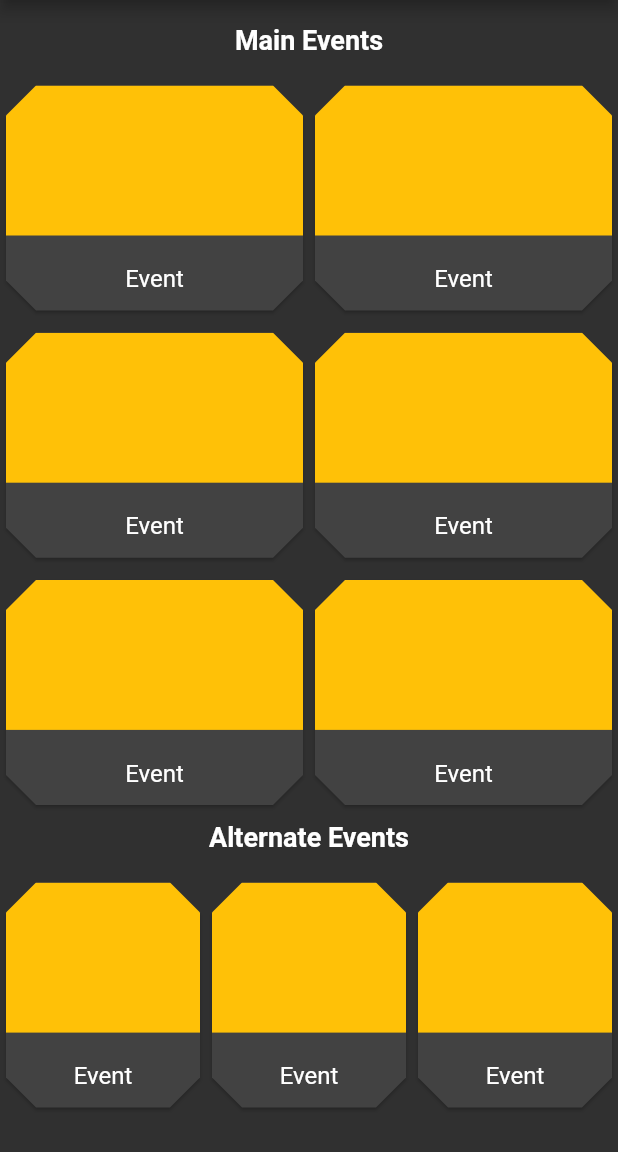
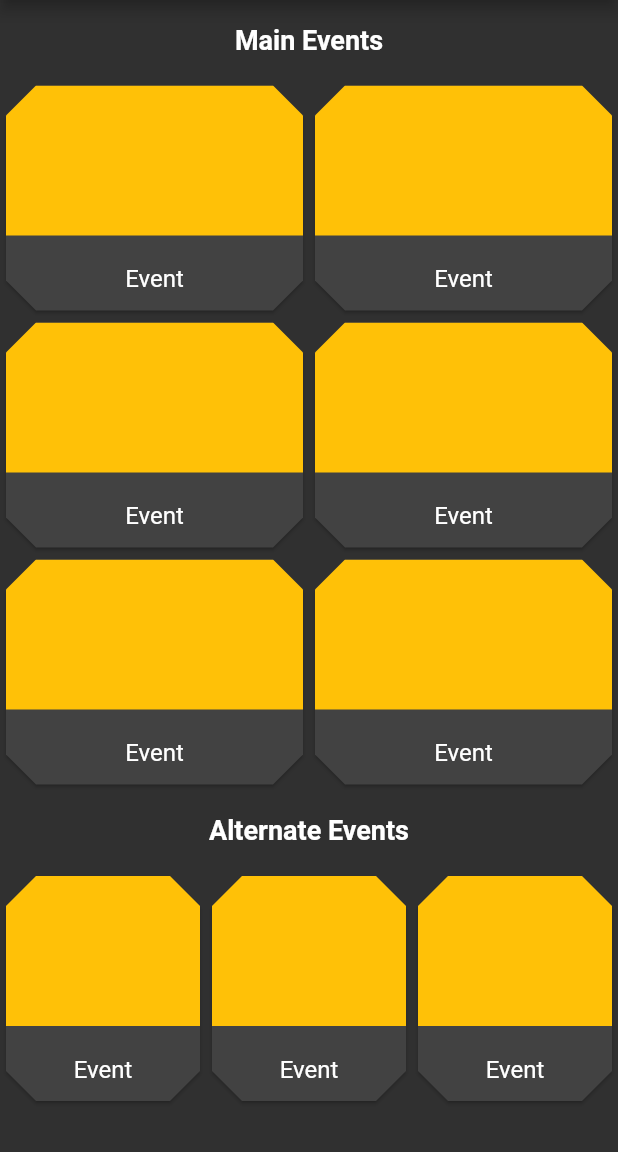
Before and after one commit to flores912/acft_flutter, a Flutter app: the screen it shows after launch, on a phone screen of 412 x 824 dp, the part 84-1236 px from its top. Run offline on Flutter 3.47's test engine with Material 2 defaults, Android fonts, the phone set to English and light mode, and no system bars; our stand-ins replace sizer.

Commit message:
-replaced gridview(TOO COMPLEX TO MAKE IT RESPONSIVE AND SIZING CORRECTLY) with columns and rows acft_events.dart

```diff
--- a/lib/acft_events.dart
+++ b/lib/acft_events.dart
@@ -28,41 +28,42 @@ class _AcftEventsPageState extends State<AcftEventsPage> {
                 style: TextStyle(fontWeight: FontWeight.bold, fontSize: 18),
               ),
             ),
-            //Todo:fix aspect ratios for grids
-            GridView(
-                physics: NeverScrollableScrollPhysics(),
-                shrinkWrap: true,
-                gridDelegate: SliverGridDelegateWithFixedCrossAxisCount(
-                    crossAxisCount: 2,
-                    childAspectRatio: MediaQuery.of(context).size.width /
-                        (MediaQuery.of(context).size.height / 2.5),
-                    mainAxisSpacing: 0,
-                    crossAxisSpacing: 0),
+            Row(
               children: [
-                  EventCard(),
-                  EventCard(),
-                  EventCard(),
+                Expanded(
+                  child: Column(children: [
                     EventCard(),
                     EventCard(),
                     EventCard(),
                   ]),
+                ),
+                Expanded(
+                  child: Column(children: [
+                    EventCard(),
+                    EventCard(),
+                    EventCard(),
+                  ]),
+                ),
+              ],
+            ),
             Padding(
-              padding: const EdgeInsets.fromLTRB(8, 0, 8, 16),
+              padding: const EdgeInsets.all(16),
               child: Text(
                 'Alternate Events',
                 style: TextStyle(fontWeight: FontWeight.bold, fontSize: 18),
               ),
             ),
-            GridView(
-                gridDelegate: SliverGridDelegateWithFixedCrossAxisCount(
-                    crossAxisCount: 3,
-                    childAspectRatio: MediaQuery.of(context).size.width /
-                        (MediaQuery.of(context).size.height / 1.5),
-                    mainAxisSpacing: 0,
-                    crossAxisSpacing: 0),
-                physics: NeverScrollableScrollPhysics(),
-                shrinkWrap: true,
-                children: [EventCard(), EventCard(), EventCard()]),
+            Row(children: [
+              Expanded(
+                child: EventCard(),
+              ),
+              Expanded(
+                child: EventCard(),
+              ),
+              Expanded(
+                child: EventCard(),
+              )
+            ]),
           ],
         ),
       ),
@@ -82,8 +83,11 @@ class _EventCardState extends State<EventCard> {
       onTap: () {
         showModalBottomSheet(
             context: context,
+            isScrollControlled: true,
             builder: (context) {
-              return Column(
+              return Wrap(
+                children: [
+                  Column(
                     children: [
                       Padding(
                         padding: const EdgeInsets.all(8.0),
@@ -97,8 +101,8 @@ class _EventCardState extends State<EventCard> {
                         padding: const EdgeInsets.all(8.0),
                         child: Text(
                           'Title',
-                      style:
-                          TextStyle(fontSize: 18, fontWeight: FontWeight.bold),
+                          style: TextStyle(
+                              fontSize: 18, fontWeight: FontWeight.bold),
                         ),
                       ),
                       Padding(
@@ -188,9 +192,11 @@ class _EventCardState extends State<EventCard> {
                             onPressed: () {
                               showModalBottomSheet(
                                   context: context,
+                                  isScrollControlled: true,
                                   builder: (context) {
-                                return Container(
-                                  child: Column(
+                                    return Wrap(
+                                      children: [
+                                        Column(
                                           crossAxisAlignment:
                                               CrossAxisAlignment.stretch,
                                           children: [
@@ -211,11 +217,14 @@ class _EventCardState extends State<EventCard> {
                                             )
                                           ],
                                         ),
+                                      ],
                                     );
                                   });
                             },
                             child: Text('Tips')),
                       )
+                    ],
+                  ),
                 ],
               );
             });
```
Lines whose indentation alone changed are shown as unchanged.
